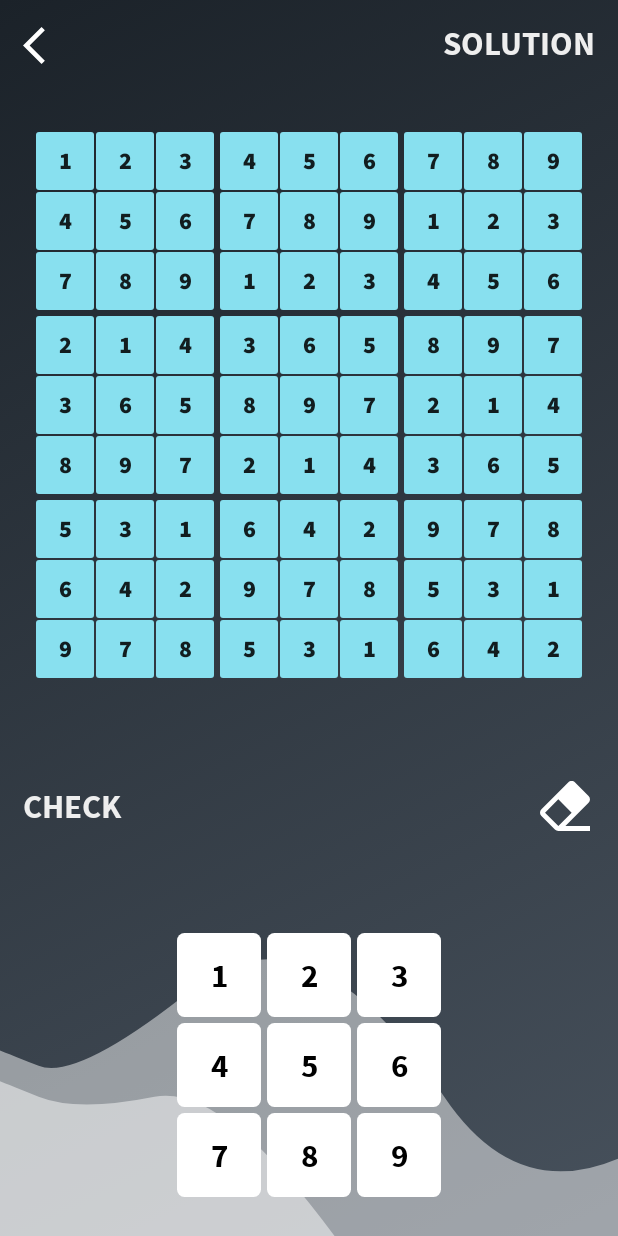
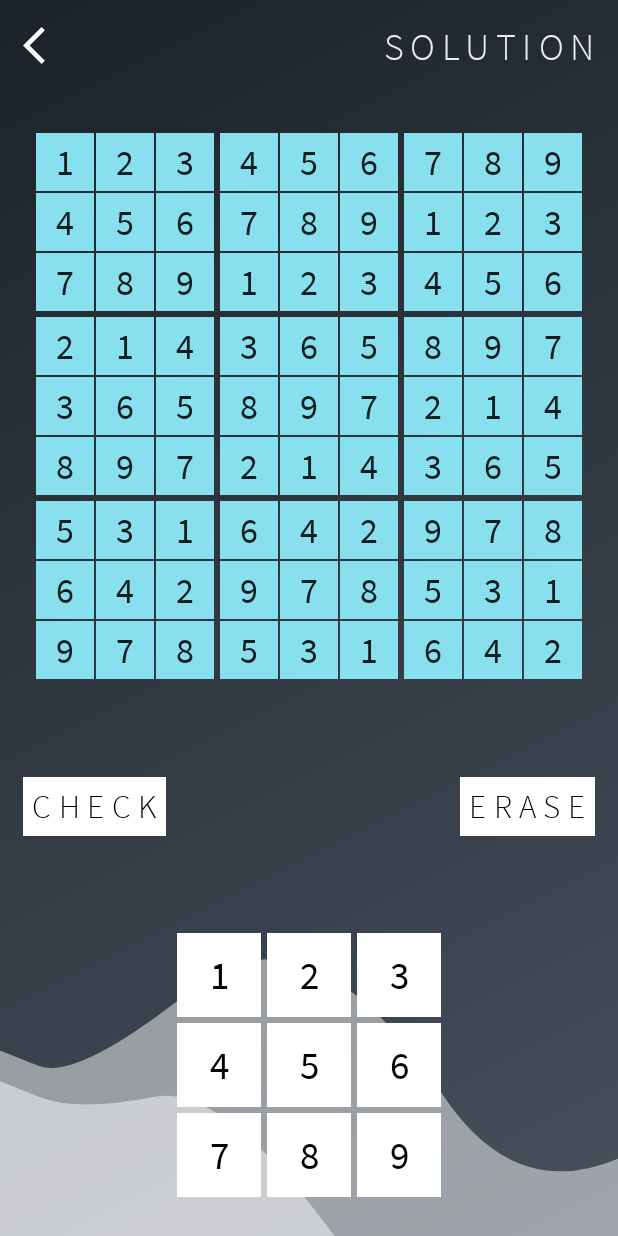
Before and after one commit to YashNishal/Sudoku-App, an Android app built with Jetpack Compose: the @Preview function DefaultPreview2, on a phone screen of 412 x 824 dp. Run offline under Robolectric (Android 15) with nearby library versions, the phone set to English and light mode, and no system bars; our stand-ins replace Volley; libraries missing offline, so code that uses them is left out: es.dmoral.toasty, maes.tech.intentanim; network calls fail; 1 statement that could not run was skipped.

Commit message:
modified CHECK and ERASED buttons

```diff
--- a/app/src/main/java/com/example/sudoku/PrimaryActivity.kt
+++ b/app/src/main/java/com/example/sudoku/PrimaryActivity.kt
@@ -109,7 +109,7 @@ fun TopBar(solution: MutableState<Boolean>) {
                 .size(30.dp)
                 .clickable {
                     activity?.finish()
-                    customType(context,"fadein-to-fadeout")
+                    customType(context, "fadein-to-fadeout")
                 }
         )
         SolutionButton(solution)
@@ -123,9 +123,10 @@ fun SolutionButton(solution: MutableState<Boolean>) {
 
     Text(
         text = "SOLUTION",
-        fontSize = 22.sp,
+        fontSize = 25.sp,
         color = TextWhite,
-        fontWeight = FontWeight.Bold,
+        fontWeight = FontWeight.Light,
+        letterSpacing = 5.sp,
         modifier = Modifier
             .padding(15.dp)
             .clickable {
@@ -204,9 +205,9 @@ fun Cell(row: Int, col: Int) {
             .height(40.dp)
             .width(40.dp)
             .padding(0.75.dp)
-            .clip(
-                RoundedCornerShape(2.dp)
-            )
+//            .clip(
+//                RoundedCornerShape(2.dp)
+//            )
             .background(if (fixed.value) CellColor else Color.White)
             .clickable {
                 if (!fixed.value) {
@@ -219,7 +220,8 @@ fun Cell(row: Int, col: Int) {
         Text(
             text = if (number.value == "0") "" else number.value,
             Modifier.align(Alignment.Center),
-            fontWeight = if (fixed.value) FontWeight.ExtraBold else FontWeight.Light
+            fontSize = 24.sp,
+            fontWeight = if (fixed.value) FontWeight.Normal else FontWeight.Light
         )
     }
 }
@@ -243,13 +245,10 @@ fun MiddleButtons(correct: MutableState<Boolean>) {
 @Composable
 fun CheckButton(correct: MutableState<Boolean>) {
     val context = LocalContext.current
-    Text(
-        text = "CHECK",
-        fontSize = 22.sp,
-        color = TextWhite,
-        fontWeight = FontWeight.Bold,
-        modifier = Modifier
+    Text(modifier = Modifier
         .padding(15.dp)
+
+        .background(Color.White)
         .clickable {
             if (check()) {
                 var noZero = true
@@ -270,26 +269,48 @@ fun CheckButton(correct: MutableState<Boolean>) {
                     .error(context, "Incorrect.", Toast.LENGTH_SHORT, true)
                     .show()
         }
+        .padding(6.dp),
+        text = "CHECK",
+        fontSize = 22.sp,
+        color = Color.Black,
+        fontWeight = FontWeight.Light,
+        letterSpacing = 5.sp,
+
     )
 }
 
 
 @Composable
 fun EraseButton() {
-    Box(
-        modifier = Modifier.padding(15.dp),
-        // for other style
-    ) {
-        Icon(painter = painterResource(id = R.drawable.ic_icons8_erase_6),
-            contentDescription = "Erase",
-            tint = Color.White,
-            modifier = Modifier
+//    Box(
+//        modifier = Modifier.padding(15.dp),
+//        // for other style
+//    ) {
+//        Icon(painter = painterResource(id = R.drawable.ic_icons8_erase_5),
+//            contentDescription = "Erase",
+//            tint = Color.White,
+//            modifier = Modifier
+//                .clickable {
+//                    change = "0"
+//                }
+//                .size(40.dp)
+//        )
+//    }
+    Text(modifier = Modifier
+        .padding(15.dp)
+
+        .background(Color.White)
         .clickable {
             change = "0"
         }
-                .size(40.dp)
+        .padding(6.dp),
+        text = "ERASE",
+        fontSize = 22.sp,
+        color = Color.Black,
+        fontWeight = FontWeight.Light,
+        letterSpacing = 5.sp,
+
         )
-    }
 }
 
 
@@ -336,9 +357,7 @@ fun Dial(num: String = "", rels: List<MutableState<Boolean>>) {
             .height(60.dp)
             .width(60.dp)
             .padding(2.dp)
-            .clip(
-                RoundedCornerShape(5.dp)
-            )
+
             .background(if (rels[num.toInt() - 1].value) CellColor else Color.White)
             .clickable {
                 change = num
@@ -348,9 +367,9 @@ fun Dial(num: String = "", rels: List<MutableState<Boolean>>) {
         Text(text = num,
             Modifier
                 .align(Alignment.Center),
-            fontSize = 22.sp,
+            fontSize = 26.sp,
             color = Color.Black,
-            fontWeight = FontWeight.Bold
+            fontWeight = FontWeight.Normal
         )
     }
 }
```
Lines whose indentation alone changed are shown as unchanged.
